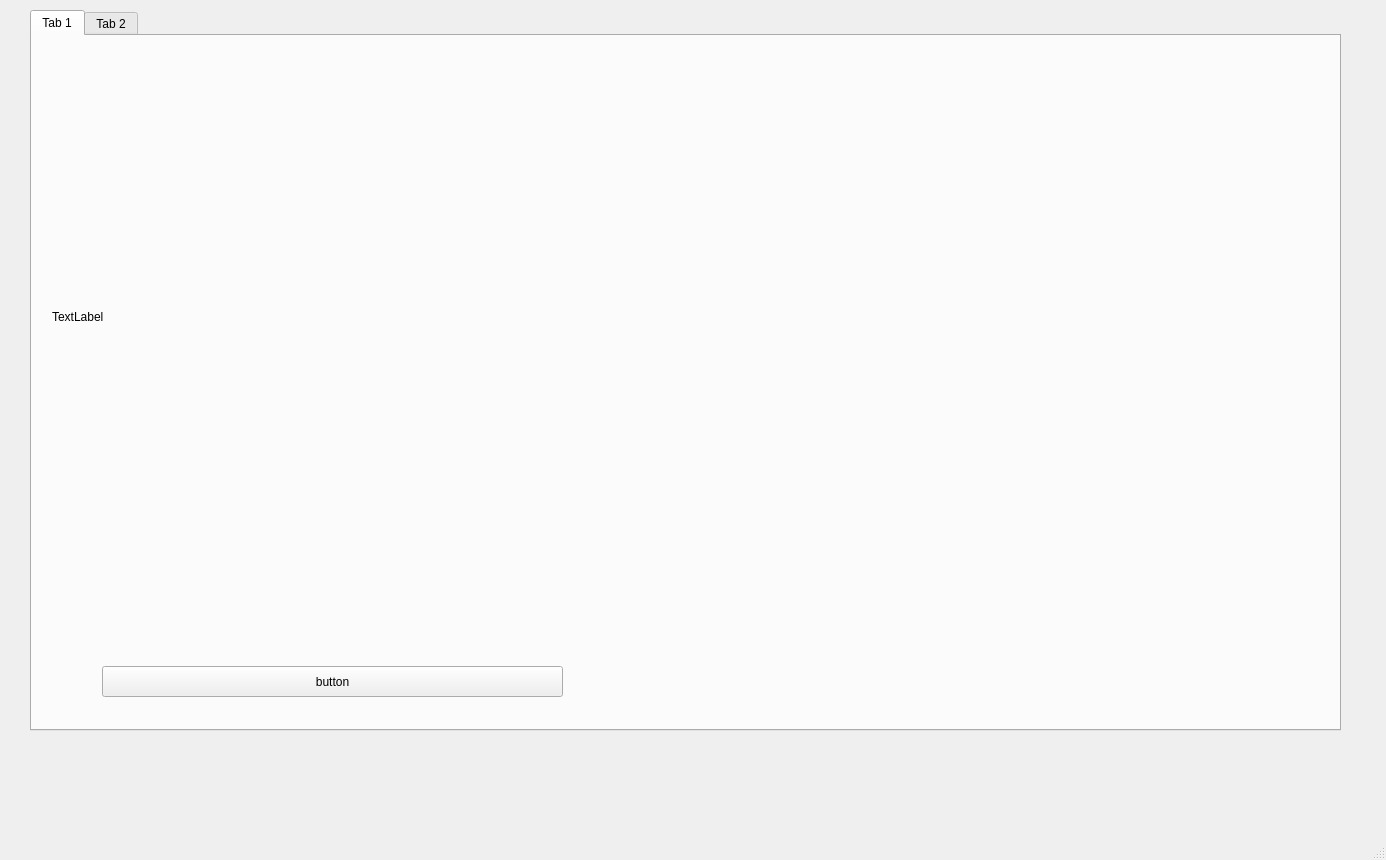
Before: the Qt Designer form src/face_ui/face_ui.ui in tienluongngoc/face_recognition_QT5, drawn with Qt 5.
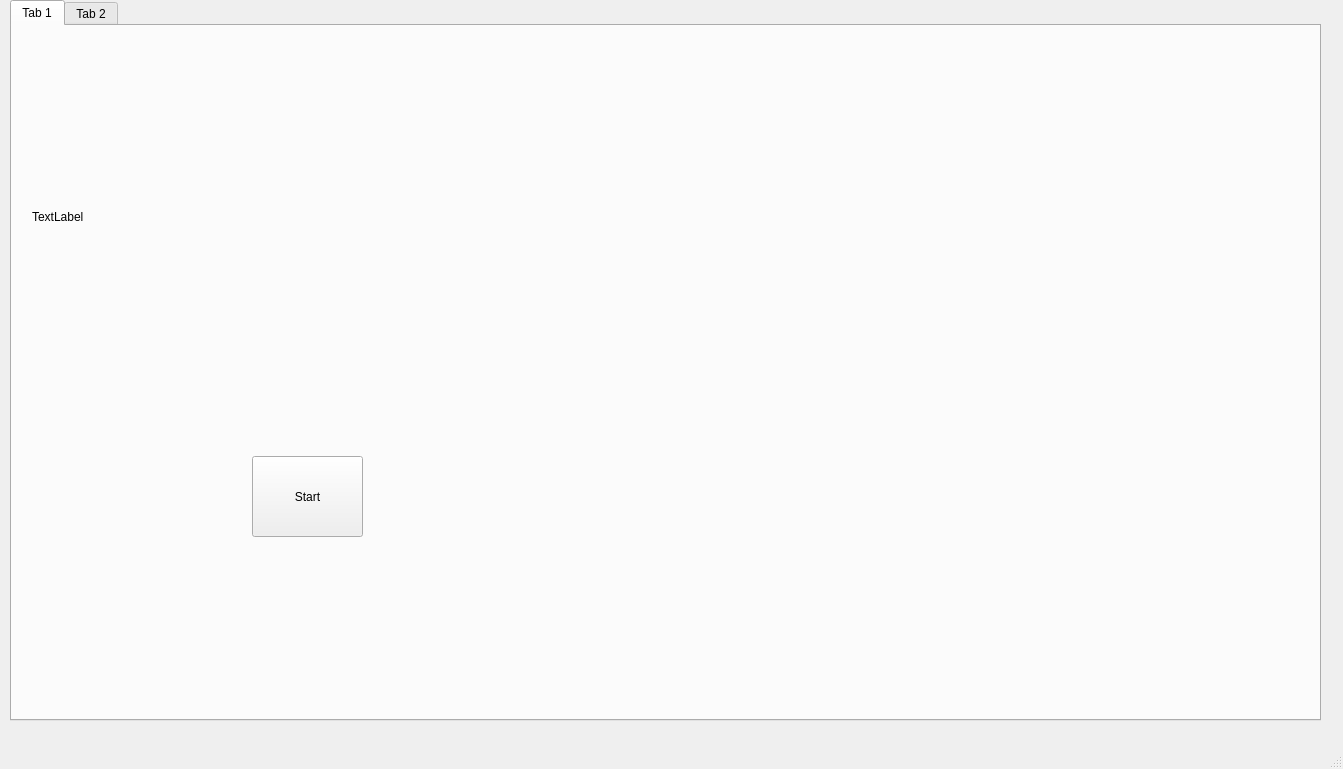
After: the same form once the commit is applied.

Diff of the .ui file:
```diff
--- a/src/face_ui/face_ui.ui
+++ b/src/face_ui/face_ui.ui
@@ -6,8 +6,8 @@
    <rect>
     <x>0</x>
     <y>0</y>
-    <width>1386</width>
-    <height>860</height>
+    <width>1343</width>
+    <height>769</height>
    </rect>
   </property>
   <property name="maximumSize">
@@ -23,8 +23,8 @@
    <widget class="QWidget" name="verticalLayoutWidget">
     <property name="geometry">
      <rect>
-      <x>30</x>
-      <y>10</y>
+      <x>10</x>
+      <y>0</y>
       <width>1311</width>
       <height>721</height>
      </rect>
@@ -41,8 +41,8 @@
           <rect>
            <x>20</x>
            <y>10</y>
-           <width>931</width>
-           <height>541</height>
+           <width>641</width>
+           <height>361</height>
           </rect>
          </property>
          <property name="text">
@@ -52,14 +52,14 @@
         <widget class="QPushButton" name="pushButton">
          <property name="geometry">
           <rect>
-           <x>70</x>
-           <y>630</y>
-           <width>461</width>
-           <height>31</height>
+           <x>240</x>
+           <y>430</y>
+           <width>111</width>
+           <height>81</height>
           </rect>
          </property>
          <property name="text">
-          <string>button</string>
+          <string>Start</string>
          </property>
         </widget>
        </widget>
```
Left out of the diff: 2 changed lines with no effect on the pictures.
